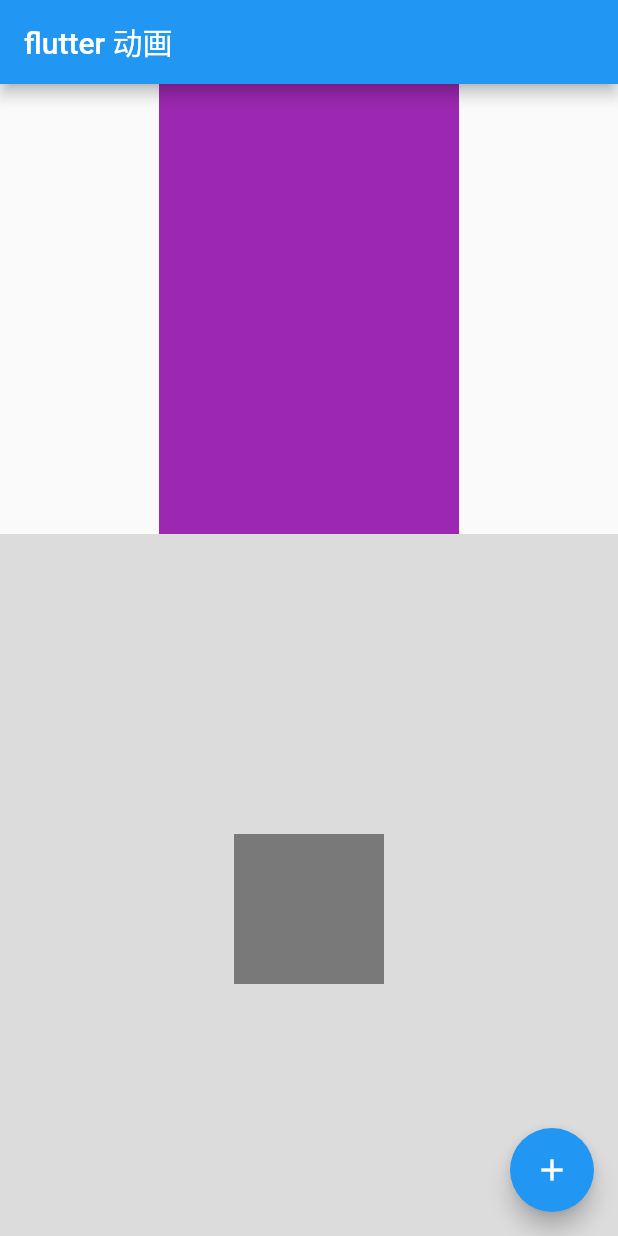
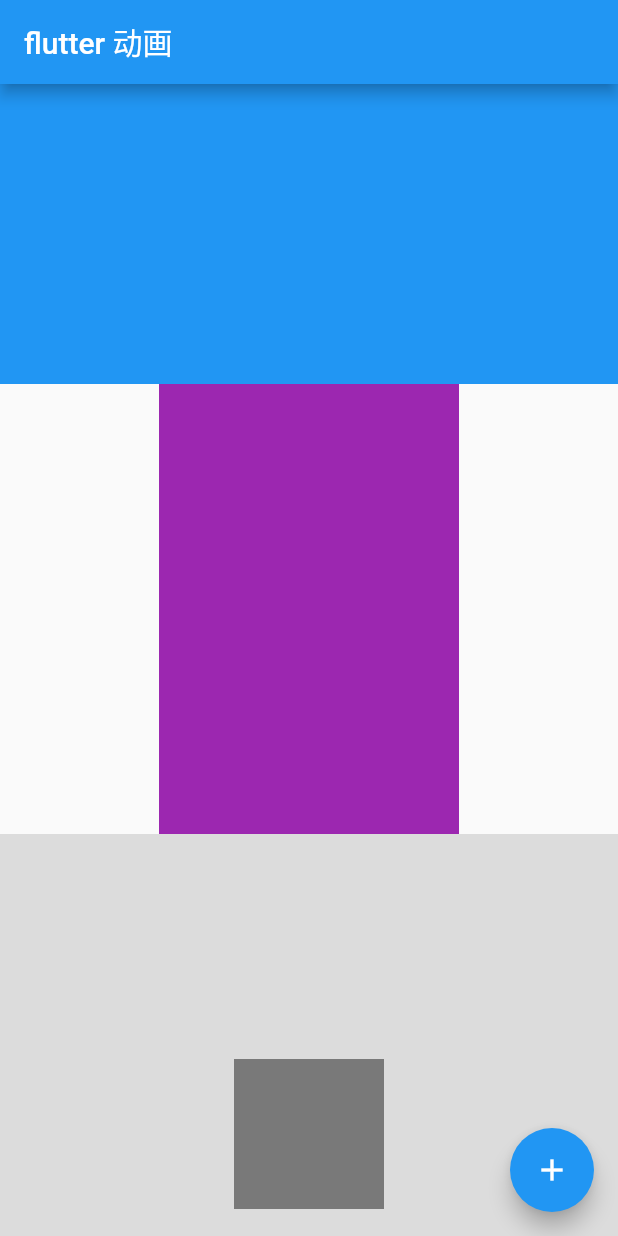
Before and after one commit to hsir05/flutter_animation, a Flutter app: the screen it shows after launch, after a tap on the "add" icon, on a phone screen of 412 x 824 dp. Run offline on Flutter 3.47's test engine with Material 2 defaults, Android fonts, the phone set to English and light mode, and no system bars.

Commit message:
透明度变化动画

```diff
--- a/lib/main.dart
+++ b/lib/main.dart
@@ -26,6 +26,7 @@ class _MyHomePageState extends State<MyHomePage> {
   double _width = 100.0;
   double _height = 100.0;
   var _color = Colors.green;
+  bool _visible = false;
 
   double _x = 30.0;
   double _y = 40.0;
@@ -39,6 +40,8 @@ class _MyHomePageState extends State<MyHomePage> {
 
      _x = 0;
      _y = 0;
+
+     _visible = true;
    });
   }
 
@@ -63,7 +66,7 @@ class _MyHomePageState extends State<MyHomePage> {
   Widget _animatedAlign() {
     return Container(
       width: 600.0,
-      height: 500.0,
+      height: 400.0,
       color: Colors.black12,
       child: AnimatedAlign(
         // xy坐标 是决定组件再父容器中的位置。 修改坐标即可完成组件平移
@@ -78,6 +81,17 @@ class _MyHomePageState extends State<MyHomePage> {
     );
   }
 
+  Widget _opacity(){
+    return AnimatedOpacity(
+      duration: Duration(seconds: 1),
+      opacity: _visible ? 1.0 : 0.0,
+      child: Container(
+        width: 200.0,
+        height: 200.0,
+        color: Colors.blue,
+      )
+    );
+  }
   @override
   Widget build(BuildContext context) {
     return Scaffold(
@@ -86,6 +100,7 @@ class _MyHomePageState extends State<MyHomePage> {
       ),
       body: ListView(
         children: <Widget>[
+          _opacity(),
           _size(),
           _animatedAlign(),
         ],
```
